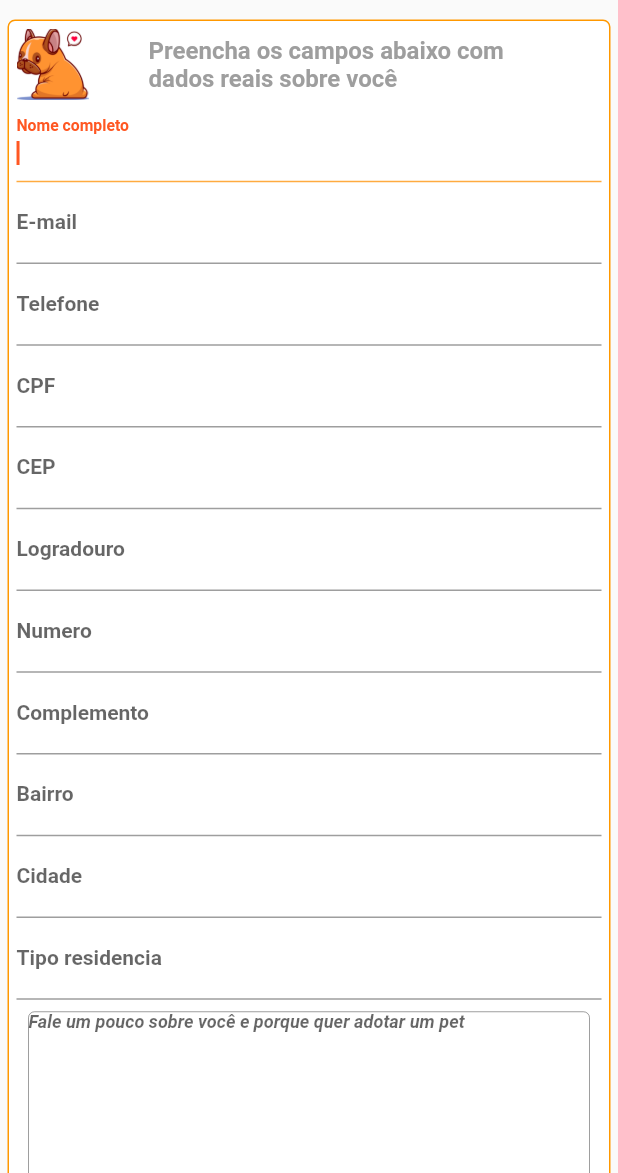
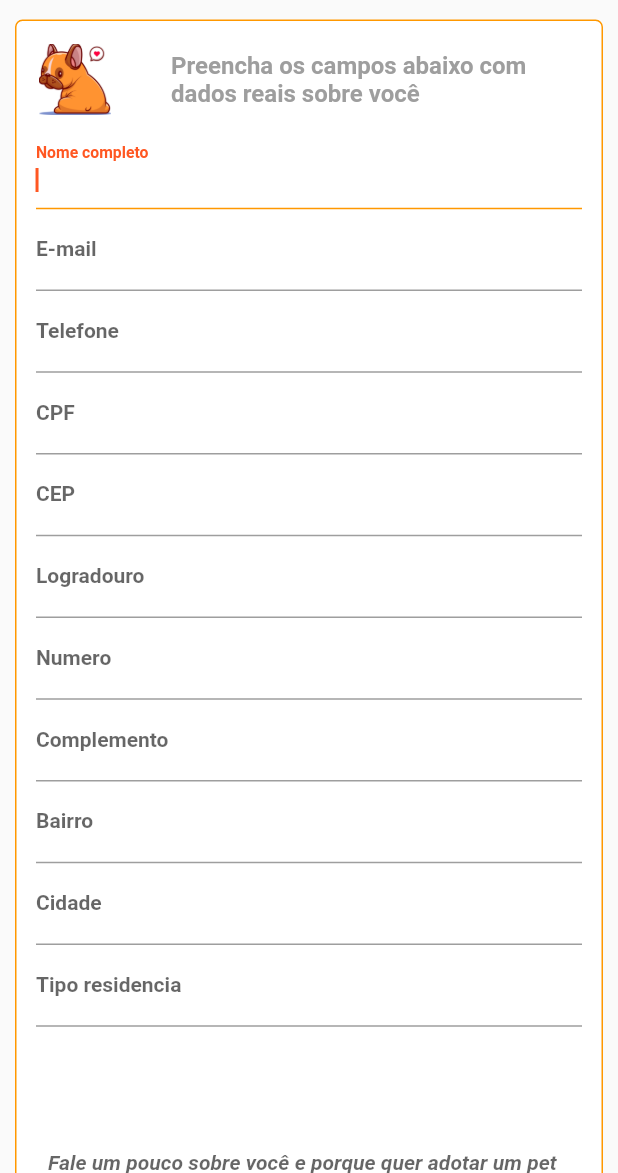
Before and after one commit to FIAP-Adotappet/adotappet-mobile, a Flutter app: the CadastroUser screen opened directly, on a phone screen of 412 x 824 dp, the part 63-1236 px from its top. Run offline on Flutter 3.47's test engine with Material 2 defaults, Android fonts, the light colour scheme and no system bars; our stand-ins replace jiffy; network calls fail.

Commit message:
update melhorias em form cadastro

```diff
--- a/lib/modules/cadastro_user/screens/cadastro_user.dart
+++ b/lib/modules/cadastro_user/screens/cadastro_user.dart
@@ -1,4 +1,3 @@
-// import 'package:adotappet/constants/app_constants.dart';
 import 'package:adotappet/constants/app_constants.dart';
 import 'package:adotappet/widgets/custom_app_bar.dart';
 import 'package:flutter/material.dart';
@@ -23,21 +22,18 @@ class _CadastroUserState extends State<CadastroUser> {
   TextEditingController _bairrolInputController = TextEditingController();
   TextEditingController _cidadelInputController = TextEditingController();
   TextEditingController _tipoResiInputController = TextEditingController();
+  TextEditingController _texAreaController = TextEditingController();
 
   @override
   Widget build(BuildContext context) {
     return Scaffold(
       appBar: CustomAppBar(),
       body: SingleChildScrollView(
-        // height: 2000,
-        // width: MediaQuery.of(context).size.width,
-        // margin: EdgeInsets.symmetric(horizontal: 2, vertical: 2),
-        padding: EdgeInsets.symmetric(horizontal: 5, vertical: 5),
+        padding: EdgeInsets.symmetric(horizontal: 10, vertical: 5),
         child: Column(
           mainAxisSize: MainAxisSize.max,
           children: [
             Container(
-              // height: 600.0,
               padding: EdgeInsets.all(5.0),
               decoration: BoxDecoration(
                 borderRadius: BorderRadius.circular(5),
@@ -64,13 +60,16 @@ class _CadastroUserState extends State<CadastroUser> {
   _montaHeaderCadastro(context) {
     return Row(
       children: [
-        Image(
+        Padding(
+          padding: const EdgeInsets.only(left: 10, top: 10),
+          child: Image(
             image: AssetImage('assets/images/sucesso.png'),
             width: 48,
             height: 48,
           ),
+        ),
         Padding(
-          padding: const EdgeInsets.only(left: 40),
+          padding: const EdgeInsets.only(left: 40, top: 10),
           child: Text(
             "Preencha os campos abaixo com \ndados reais sobre você ",
             textAlign: TextAlign.left,
@@ -86,96 +85,85 @@ class _CadastroUserState extends State<CadastroUser> {
   }
 
   _montaFormularioDadosCadastrais(context) {
-    return Form(
+    return Padding(
+      padding: const EdgeInsets.all(8.0),
+      child: Form(
         key: _formKey,
         child: Column(
           mainAxisSize: MainAxisSize.max,
           children: [
             _montaInput(
                 inputControler: _nameInputController,
-              icone: Icons.person,
                 nomeCampo: "Nome completo",
-              tamanhoMin: 10,
+                tamanhoMin: 5,
                 tamanhoMax: 30),
             _montaInput(
                 inputControler: _mailInputController,
-              icone: Icons.mail,
                 nomeCampo: "E-mail",
                 tamanhoMin: 5,
                 tamanhoMax: 64,
                 tipo: "email"),
             _montaInput(
                 inputControler: _telInputController,
-              icone: Icons.phone,
                 nomeCampo: "Telefone",
-              tamanhoMin: 5,
-              tamanhoMax: 64,
+                tamanhoMin: 8,
+                tamanhoMax: 20,
                 tipo: "numerico"),
             _montaInput(
                 inputControler: _cpfInputController,
-              icone: Icons.description,
                 nomeCampo: "CPF",
                 tamanhoMin: 11,
                 tamanhoMax: 11,
                 tipo: "numerico"),
             _montaInput(
                 inputControler: _cepInputController,
-              icone: Icons.other_houses,
                 nomeCampo: "CEP",
                 tamanhoMin: 8,
                 tamanhoMax: 8,
                 tipo: "numerico"),
             _montaInput(
                 inputControler: _lograInputController,
-              icone: Icons.other_houses,
                 nomeCampo: "Logradouro",
                 tamanhoMin: 10,
                 tamanhoMax: 30),
             _montaInput(
                 inputControler: _numInputController,
-              icone: Icons.other_houses,
                 nomeCampo: "Numero",
-              tamanhoMin: 8,
+                tamanhoMin: 1,
                 tamanhoMax: 8,
                 tipo: "numerico"),
             _montaInput(
                 inputControler: _complInputController,
-              icone: Icons.other_houses,
                 nomeCampo: "Complemento",
                 tamanhoMin: 4,
                 tamanhoMax: 30),
             _montaInput(
                 inputControler: _bairrolInputController,
-              icone: Icons.other_houses,
                 nomeCampo: "Bairro",
                 tamanhoMin: 10,
                 tamanhoMax: 30),
             _montaInput(
                 inputControler: _cidadelInputController,
-              icone: Icons.other_houses,
                 nomeCampo: "Cidade",
                 tamanhoMin: 10,
                 tamanhoMax: 30),
             _montaInput(
                 inputControler: _tipoResiInputController,
-              icone: Icons.other_houses,
                 nomeCampo: "Tipo residencia",
                 tamanhoMin: 10,
                 tamanhoMax: 30),
             _montaTextArea(
-            context,
-          )
-          // getWidgetEspacoParabaixo(15),
-          // _montaInputSenha(),
+              context: context,
+              inputController: _texAreaController,
+            ),
           ],
+        ),
       ),
     );
   }
 
-  _montaInput(
-      {inputControler, nomeCampo, icone, tamanhoMin, tamanhoMax, tipo}) {
-    //tipos
-    //alphanumerico, numerico, senha, email
+  _montaInput({inputControler, nomeCampo, tamanhoMin, tamanhoMax, tipo}) {
+    //tipos: alphanumerico, numerico, senha, email
 
     TextInputType tipoDeInput;
     if (tipo == "numerico") {
@@ -189,7 +177,7 @@ class _CadastroUserState extends State<CadastroUser> {
     return TextFormField(
       keyboardType: tipoDeInput,
       validator: (value) {
-        _validarInput(
+        return _validarInput(
             conteudoInput: value,
             name: nomeCampo,
             tamanhoMin: tamanhoMin,
@@ -199,13 +187,11 @@ class _CadastroUserState extends State<CadastroUser> {
       controller: inputControler,
       autofocus: true,
       style: TextStyle(color: Colors.grey),
-      decoration: _decorarInputs(nome: nomeCampo, icone: icone),
+      decoration: _decorarInputs(nome: nomeCampo),
     );
   }
 
   _validarInput({conteudoInput, name, tamanhoMin, tamanhoMax, tipo}) {
-    print("validou krai");
-
     if (conteudoInput!.length < tamanhoMin) {
       return 'Esse $name parece curto demais';
     } else {
@@ -213,25 +199,20 @@ class _CadastroUserState extends State<CadastroUser> {
         if (!conteudoInput.contains("@")) {
           return "Esse $name está meio estranho, não?";
         }
+        if (!conteudoInput.contains(".com")) {
+          return "Esse $name está meio estranho, não?";
+        }
       }
       return null;
     }
   }
 
-  _decorarInputs({nome, icone}) {
+  _decorarInputs({nome}) {
     return InputDecoration(
       labelText: nome,
-      // labelStyle: TextStyle(
-      //   decorationColor: Colors.blue,
-      // ),
-
-      // prefixIcon: Icon(
-      //   icone,
-      //   color: Colors.grey,
-      // ),
       focusedBorder: UnderlineInputBorder(
         borderSide: BorderSide(
-          color: Colors.orangeAccent,
+          color: Colors.orange,
         ),
       ),
       enabledBorder: UnderlineInputBorder(
@@ -242,17 +223,21 @@ class _CadastroUserState extends State<CadastroUser> {
     );
   }
 
-  _montaTextArea(context) {
+  _montaTextArea({context, inputController}) {
     return Padding(
       padding: EdgeInsets.all(8.0),
       child: TextField(
+        controller: _texAreaController,
         maxLines: 8,
         style: TextStyle(
-            color: Colors.grey, fontSize: 12, fontStyle: FontStyle.italic),
-        decoration: InputDecoration.collapsed(
-            fillColor: Colors.blue,
-            border: OutlineInputBorder(),
-            hintText: "Fale um pouco sobre você e porque quer adotar um pet"),
+          color: Colors.grey,
+          fontSize: 14,
+          fontStyle: FontStyle.italic,
+        ),
+        autofocus: true,
+        decoration: _decorarInputs(
+          nome: "Fale um pouco sobre você e porque quer adotar um pet",
+        ),
       ),
     );
   }
@@ -260,7 +245,7 @@ class _CadastroUserState extends State<CadastroUser> {
   _montaBotaoCadastro(context) {
     return Container(
       alignment: Alignment.bottomCenter,
-      margin: EdgeInsets.only(top: 24),
+      margin: EdgeInsets.only(top: 10, bottom: 10),
       child: ElevatedButton(
         style: ButtonStyle(
           backgroundColor: MaterialStateProperty.resolveWith<Color>(
@@ -277,7 +262,7 @@ class _CadastroUserState extends State<CadastroUser> {
             ),
           ),
         ),
-        onPressed: () => {print("clicou")},
+        onPressed: () => _acaoCadastrar(context),
         child: Row(
           mainAxisAlignment: MainAxisAlignment.center,
           children: [
@@ -293,4 +278,13 @@ class _CadastroUserState extends State<CadastroUser> {
       ),
     );
   }
+
+  void _acaoCadastrar(context) {
+    if (_formKey.currentState!.validate()) {
+      // comeco da intecao com o backend pra salvar os dados
+      print("Form com dados validos -> chamar backend");
+    } else {
+      print("Form com dado(s) invalido(s)");
     }
+  }
+}
```
Lines whose indentation alone changed are shown as unchanged.
